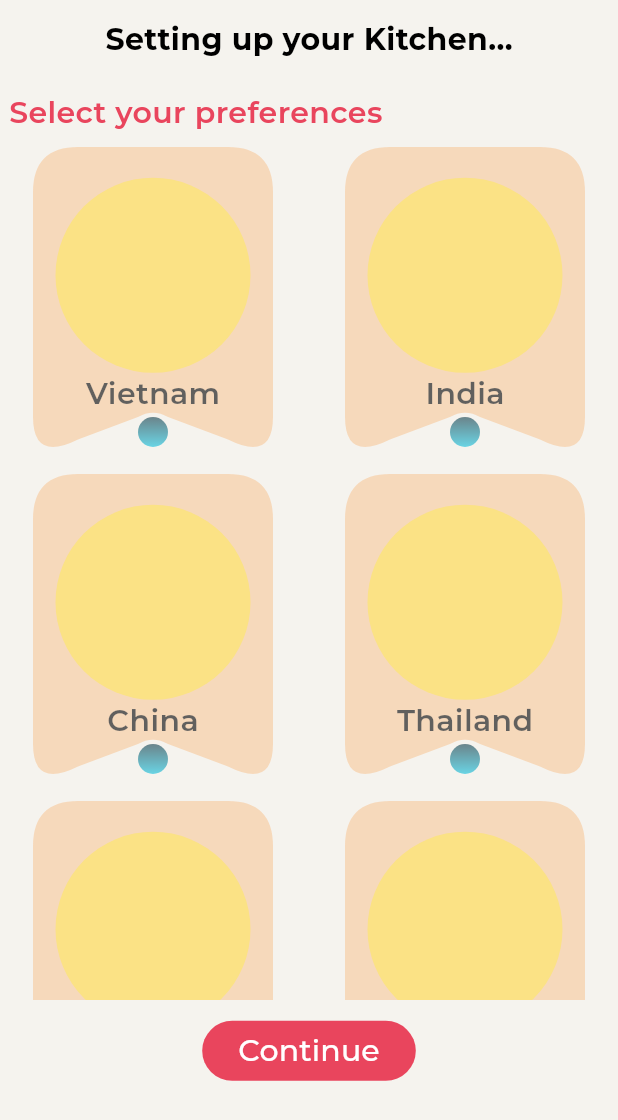
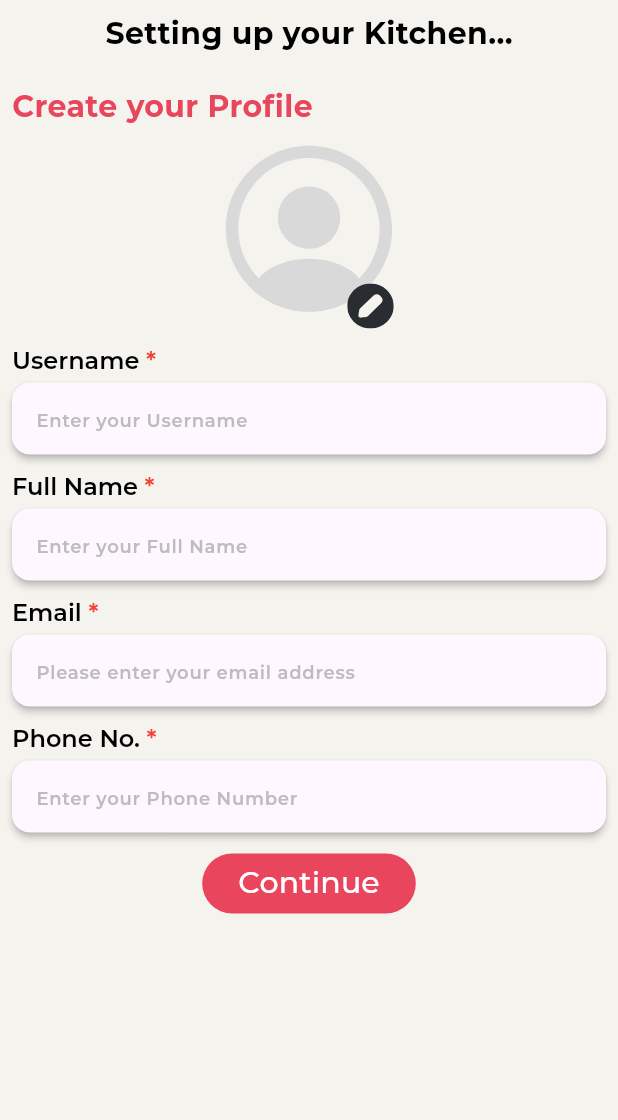
Before and after one commit to VuDucTruong/FoodRecipeApp, a Flutter app: the screen it shows after launch, on a phone screen of 412 x 824 dp. Shown: the top 1120 px of the screen. Run offline on Flutter 3.47's test engine with Material 3 defaults, Android fonts, the phone set to English and light mode, and no system bars; our stand-ins replace carousel_slider, flutter_svg; project files that could hold a hidden picture were left out.

Commit message:
create UI create profile view

```diff
--- a/food_recipe_app/lib/app/app.dart
+++ b/food_recipe_app/lib/app/app.dart
@@ -11,7 +11,7 @@ class MyApp extends StatelessWidget {
     return MaterialApp(
       debugShowCheckedModeBanner: false,
       onGenerateRoute: RouteGenerator.getRoute,
-      initialRoute: Routes.settingPreferencesRoute,
+      initialRoute: Routes.createProfileRoute,
       theme: getAppTheme(),
     );
   }
--- /dev/null
+++ b/food_recipe_app/lib/presentation/create_profile/create_profile_view.dart
@@ -0,0 +1,145 @@
+import 'package:flutter/material.dart';
+import 'package:flutter_svg/flutter_svg.dart';
+import 'package:food_recipe_app/presentation/resources/color_management.dart';
+import 'package:food_recipe_app/presentation/resources/style_management.dart';
+import 'package:food_recipe_app/presentation/resources/value_manament.dart';
+
+import '../resources/assets_management.dart';
+import '../resources/font_manager.dart';
+import '../resources/string_management.dart';
+
+class CreateProfileView extends StatefulWidget {
+  const CreateProfileView({super.key});
+
+  @override
+  _CreateProfileViewState createState() {
+    return _CreateProfileViewState();
+  }
+}
+
+class _CreateProfileViewState extends State<CreateProfileView> {
+  @override
+  void initState() {
+    super.initState();
+  }
+
+  @override
+  void dispose() {
+    super.dispose();
+  }
+
+  @override
+  Widget build(BuildContext context) {
+    // TODO: implement build
+    return Scaffold(
+      body: SafeArea(
+        child: Container(
+          margin: const EdgeInsets.all(AppMargin.m8),
+          child: SingleChildScrollView(
+            child: Column(
+              children: [
+                Text(
+                  AppStrings.setUpKitchen,
+                  style:
+                      getBoldStyle(color: Colors.black, fontSize: FontSize.s20),
+                ),
+                Column(
+                  crossAxisAlignment: CrossAxisAlignment.start,
+                  children: [
+                    const SizedBox(
+                      height: AppSize.s20,
+                    ),
+                    Text(
+                      AppStrings.createProfile,
+                      style: getBoldStyle(
+                          color: ColorManager.secondaryColor,
+                          fontSize: FontSize.s20),
+                    ),
+                    Center(
+                      child: Stack(
+                        children: [
+                          SvgPicture.asset(
+                            PicturePath.emptyAvatarPath,
+                            width: 133,
+                            height: 133,
+                          ),
+                          Positioned(
+                              bottom: 0,
+                              right: 10,
+                              child: SvgPicture.asset(
+                                PicturePath.editPath,
+                              ))
+                        ],
+                      ),
+                    ),
+                    _getTextInput(
+                        content: AppStrings.username,
+                        hint: AppStrings.enterUsername),
+                    _getTextInput(
+                        content: AppStrings.fullName,
+                        hint: AppStrings.enterFullName),
+                    _getTextInput(
+                        content: AppStrings.email, hint: AppStrings.enterEmail),
+                    _getTextInput(
+                        content: AppStrings.phoneNum,
+                        hint: AppStrings.enterPhoneNum),
+                    const SizedBox(
+                      height: AppSize.s10,
+                    ),
+                    Center(
+                        child: FilledButton(
+                            onPressed: () {},
+                            child: Text(
+                              AppStrings.continueOnly,
+                              style: getMediumStyle(
+                                  color: Colors.white, fontSize: FontSize.s20),
+                            ))),
+                    const SizedBox(
+                      height: AppSize.s20,
+                    )
+                  ],
+                )
+              ],
+            ),
+          ),
+        ),
+      ),
+    );
+  }
+
+  Widget _getTextInput(
+      {required String content, required String hint, Widget? icon}) {
+    return Container(
+      margin: const EdgeInsets.only(top: AppMargin.m12),
+      child: Column(
+        crossAxisAlignment: CrossAxisAlignment.start,
+        children: [
+          RichText(
+              text: TextSpan(
+                  style: getSemiBoldStyle(
+                      color: Colors.black, fontSize: FontSize.s16),
+                  children: [
+                TextSpan(text: content),
+                TextSpan(
+                  text: " *",
+                  style: getSemiBoldStyle(
+                      color: Colors.red, fontSize: FontSize.s16),
+                ),
+              ])),
+          const SizedBox(
+            height: AppSize.s4,
+          ),
+          Material(
+              elevation: 2,
+              shadowColor: Colors.black,
+              borderRadius: BorderRadius.circular(12),
+              child: Form(
+                child: TextFormField(
+                    decoration:
+                        InputDecoration(suffixIcon: icon, hintText: hint)),
+              )),
+        ],
+      ),
+    );
+  }
+}
--- a/food_recipe_app/lib/presentation/resources/assets_management.dart
+++ b/food_recipe_app/lib/presentation/resources/assets_management.dart
@@ -26,4 +26,6 @@ class PicturePath {
   static const String savedPath = '$PICTURE_PATH/saved.svg';
   static const String unsavedPath = '$PICTURE_PATH/unsaved.svg';
   static const String deletePath = '$PICTURE_PATH/delete.svg';
+  static const String emptyAvatarPath = '$PICTURE_PATH/empty_avatar.svg';
+  static const String editPath = '$PICTURE_PATH/edit.svg';
 }
--- a/food_recipe_app/lib/presentation/resources/route_management.dart
+++ b/food_recipe_app/lib/presentation/resources/route_management.dart
@@ -1,6 +1,7 @@
 import 'package:flutter/cupertino.dart';
 import 'package:flutter/material.dart';
 import 'package:food_recipe_app/presentation/chef_profile/chef_profile_view.dart';
+import 'package:food_recipe_app/presentation/create_profile/create_profile_view.dart';
 import 'package:food_recipe_app/presentation/detail_food/detail_food_view.dart';
 import 'package:food_recipe_app/presentation/edit_profile/edit_profile_view.dart';
 
@@ -23,6 +24,7 @@ class Routes {
   static const String detailFoodRoute = '/detailFood';
   static const String editProfileRoute = '/editProfile';
   static const String settingPreferencesRoute = '/settingPreferences';
+  static const String createProfileRoute = '/createProfile';
 }
 
 class RouteGenerator {
@@ -56,6 +58,10 @@ class RouteGenerator {
         return MaterialPageRoute(
           builder: (context) => const SettingPreferencesView(),
         );
+      case Routes.createProfileRoute:
+        return MaterialPageRoute(
+          builder: (context) => const CreateProfileView(),
+        );
       default:
         return undefinedRoute();
     }
--- a/food_recipe_app/lib/presentation/resources/string_management.dart
+++ b/food_recipe_app/lib/presentation/resources/string_management.dart
@@ -86,4 +86,5 @@ class AppStrings {
   static const String editPicture = 'Edit Picture';
   static const String veg = 'VEG';
   static const String nonVeg = 'NON VEG';
+  static const String enterEmail = 'Please enter your email address';
 }
```
Also changed, not shown: food_recipe_app/assets/images/edit.svg (added), food_recipe_app/assets/images/empty_avatar.svg (added).
